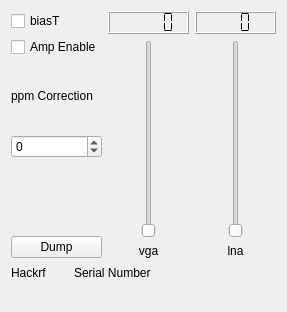
Above: sources/devices/hackrf-handler/hackrf-widget.ui from JvanKatwijk/qt-dab before the change. Below: the same form after it.
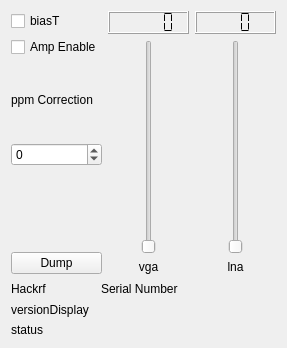
That is the form after the change.

Patch:
```diff
--- a/sources/devices/hackrf-handler/hackrf-widget.ui
+++ b/sources/devices/hackrf-handler/hackrf-widget.ui
@@ -7,7 +7,7 @@
     <x>0</x>
     <y>0</y>
     <width>287</width>
-    <height>312</height>
+    <height>348</height>
    </rect>
   </property>
   <property name="windowTitle">
@@ -178,19 +178,19 @@
        </property>
       </widget>
      </item>
+    </layout>
+   </item>
      <item>
-      <widget class="QLabel" name="serialNumber">
+    <widget class="QLabel" name="versionDisplay">
        <property name="text">
-        <string/>
-       </property>
-      </widget>
-     </item>
-    </layout>
+      <string>versionDisplay</string>
+     </property>
+    </widget>
    </item>
    <item>
     <widget class="QLabel" name="statusLabel">
      <property name="text">
-      <string/>
+      <string>status</string>
      </property>
     </widget>
    </item>
```
Lines whose indentation alone changed are shown as unchanged.
